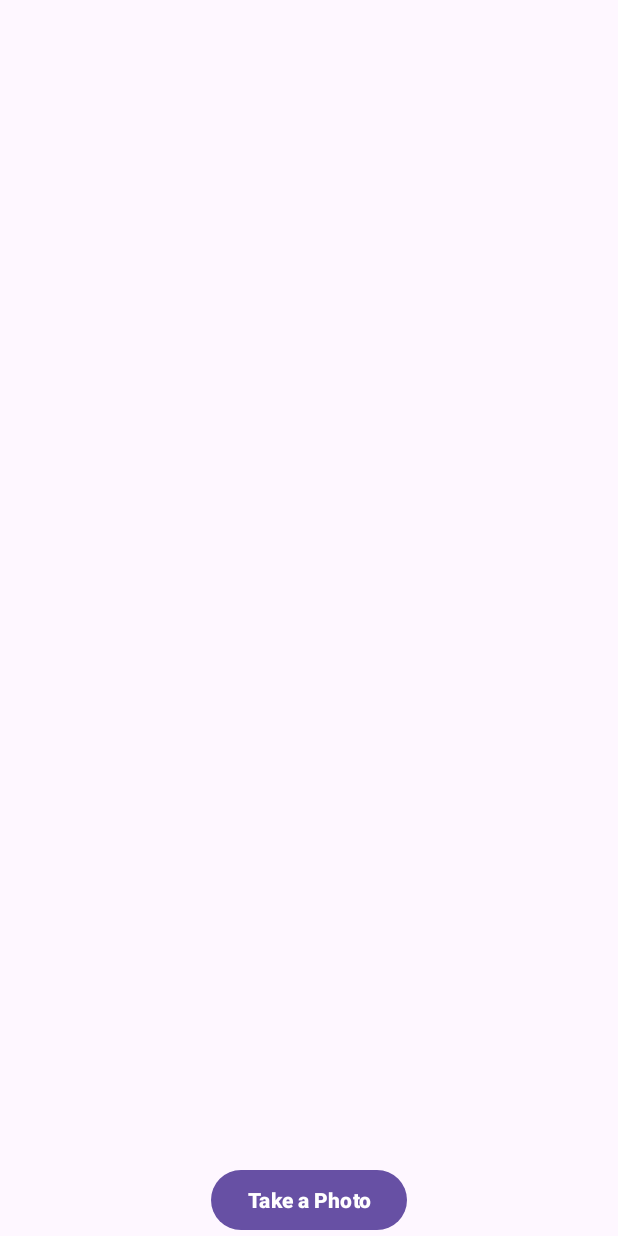
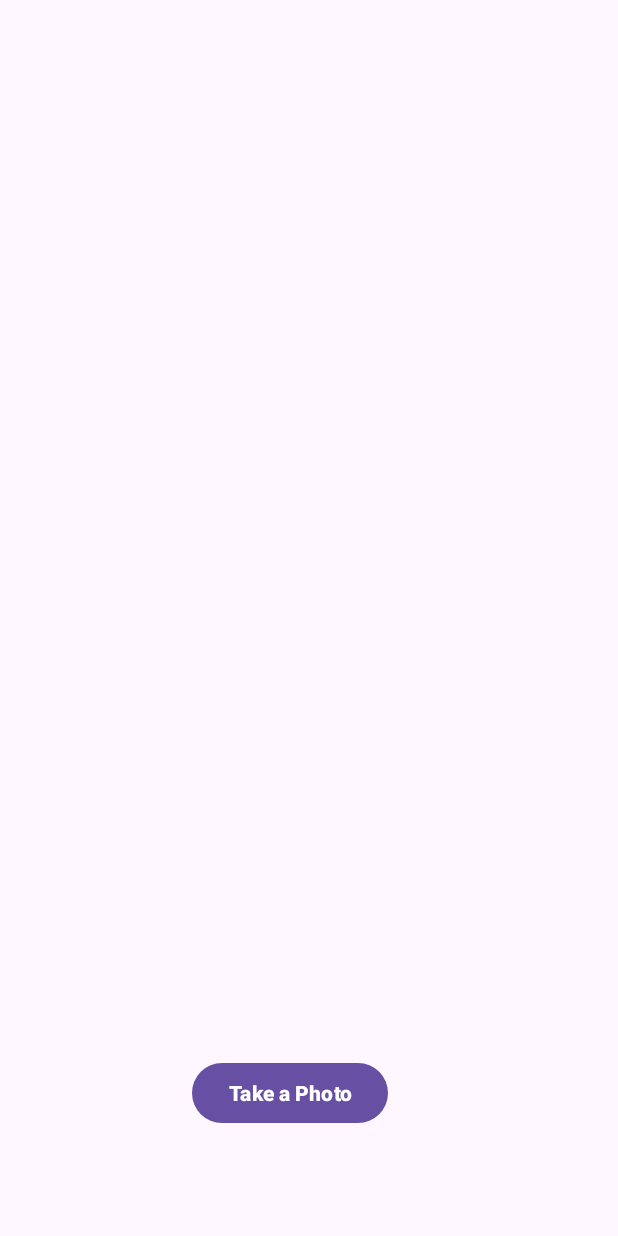
Before and after one commit to mrvivekthumar/App_Development, an Android app: the screen it shows after launch (MainActivity), on a phone screen of 412 x 824 dp. Run offline under Robolectric (Android 15) with nearby library versions, the phone set to English and light mode, and no system bars.

Commit message:
change something

```diff
--- a/Camera_Permission/app/src/main/res/layout/activity_main.xml
+++ b/Camera_Permission/app/src/main/res/layout/activity_main.xml
@@ -4,17 +4,22 @@
     android:layout_height="match_parent"
     android:paddingLeft="10dp"
     android:paddingRight="10dp">
+
     <Button
         android:id="@+id/btnTakePicture"
         android:layout_width="wrap_content"
         android:layout_height="wrap_content"
+        android:layout_alignParentEnd="true"
+        android:layout_alignParentBottom="true"
+        android:layout_marginEnd="143dp"
+        android:layout_marginBottom="71dp"
         android:text="Take a Photo"
-        android:textStyle="bold"
-        android:layout_centerHorizontal="true"
-        android:layout_alignParentBottom="true" />
+        android:textStyle="bold" />
+
     <ImageView
-        android:layout_width="fill_parent"
-        android:layout_height="fill_parent"
         android:id="@+id/capturedImage"
-        android:layout_above="@+id/btnTakePicture"/>
+        android:layout_width="401dp"
+        android:layout_height="584dp"
+        android:layout_above="@+id/btnTakePicture"
+        android:layout_marginBottom="15dp" />
 </RelativeLayout>
```
Also changed, not shown: Audio_Player/app/src/main/java/com/example/audio_player/MainActivity.java (+33 -16 lines), Audio_Player/app/src/main/res/layout/activity_main.xml (+16 -5 lines), Camera_Permission/app/src/main/AndroidManifest.xml (+4 -3 lines), Camera_Permission/app/src/main/java/com/example/camera_permission/MainActivity.java (+68 -12 lines), 1 other file.
